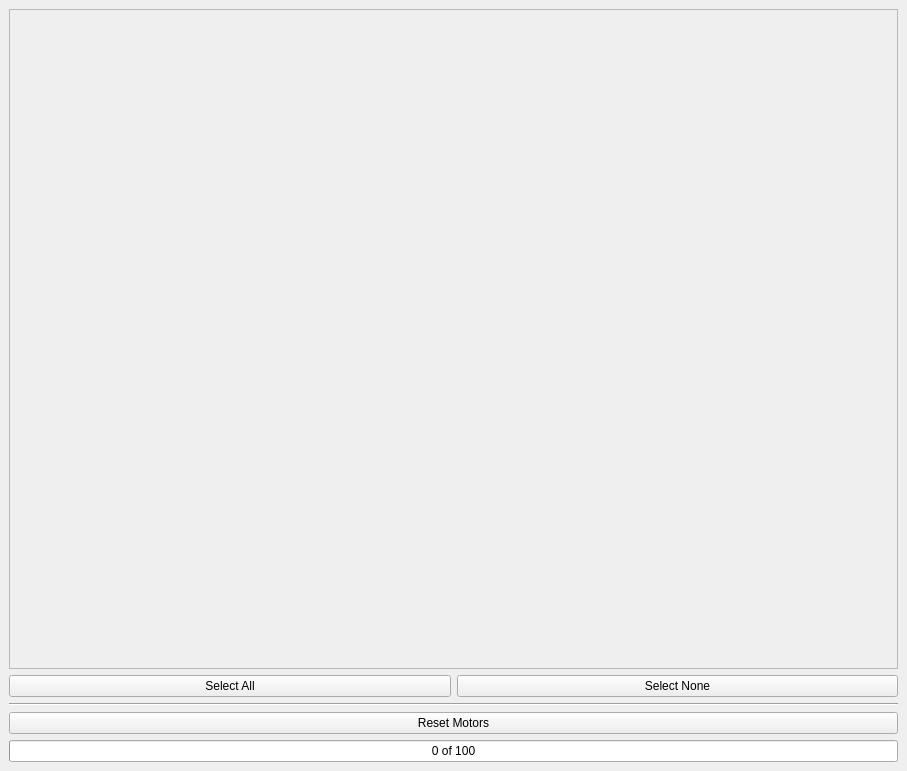
Before: the Qt Designer form sr_gui_motor_resetter/uis/SrGuiMotorResetter.ui in shadow-robot/sr-ros-interface, drawn with Qt 5.
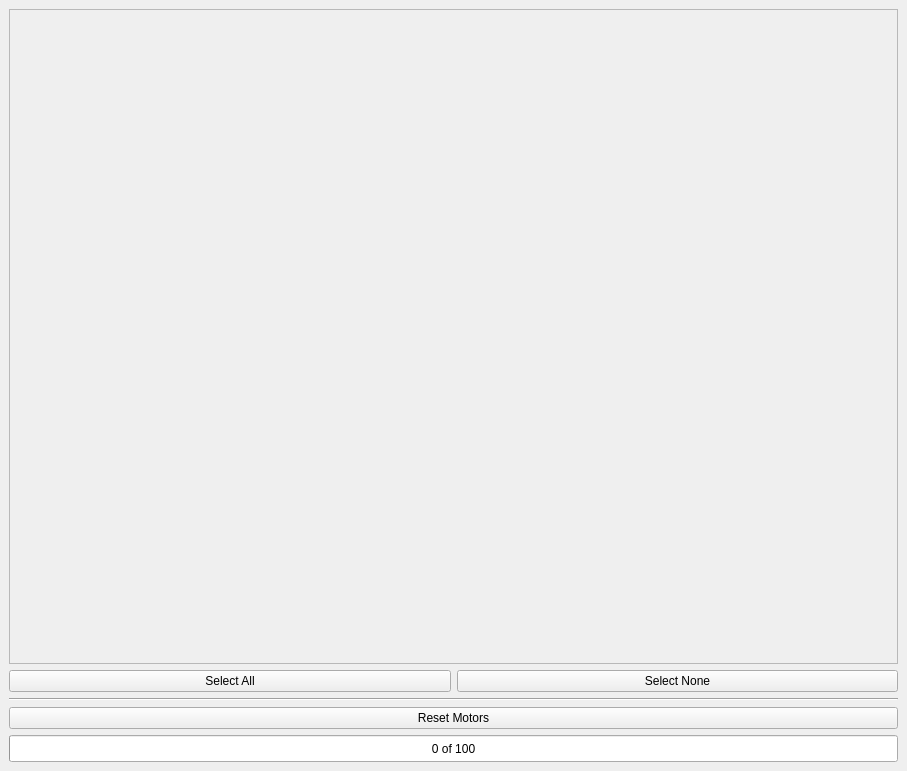
After: the same form once the commit is applied.

Commit message: Fix cursor to show wait cursor. Fix slight jump when showing and hiding the progress bar.

The edit to the form file:
```diff
--- a/sr_gui_motor_resetter/uis/SrGuiMotorResetter.ui
+++ b/sr_gui_motor_resetter/uis/SrGuiMotorResetter.ui
@@ -60,6 +60,18 @@
     </item>
     <item>
      <widget class="QProgressBar" name="motors_progress_bar">
+      <property name="sizePolicy">
+       <sizepolicy hsizetype="Expanding" vsizetype="Fixed">
+        <horstretch>0</horstretch>
+        <verstretch>0</verstretch>
+       </sizepolicy>
+      </property>
+      <property name="minimumSize">
+       <size>
+        <width>0</width>
+        <height>27</height>
+       </size>
+      </property>
       <property name="value">
        <number>0</number>
       </property>
```
Left out of the diff: 8 changed lines with no effect on the pictures. The commit also changes 1 other file.
